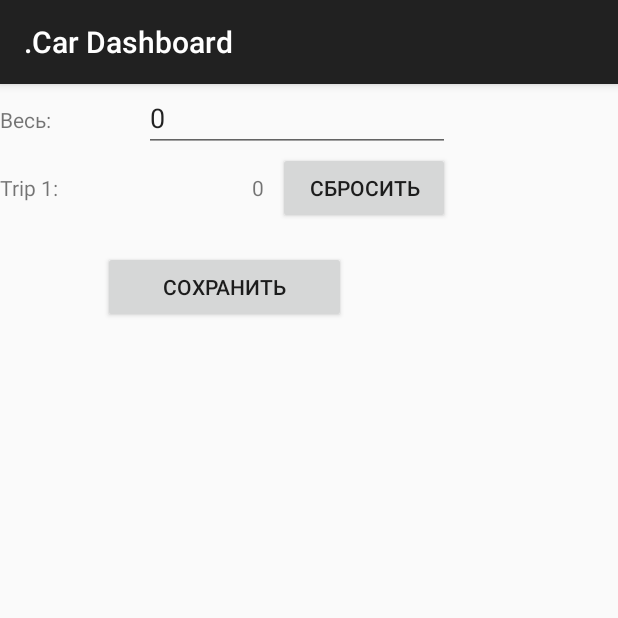
After one commit to max314/CarDashboard, an Android app: the fragment TripSetupDialog shown on its own in the app's theme, on a phone screen of 412 x 824 dp, the top half of it. The commit adds this screen. Run offline under Robolectric (Android 15) with nearby library versions, the phone set to English and light mode, and no system bars; our stand-ins replace ButterKnife; 1 statement that could not run was skipped.

Commit message:
Настройки одометров

```diff
--- a/app/src/main/AndroidManifest.xml
+++ b/app/src/main/AndroidManifest.xml
@@ -50,9 +50,7 @@
             <intent-filter>
                 <action android:name="android.intent.action.ACTION_SHUTDOWN" />
             </intent-filter>
-
         </receiver>
-
 
         <activity
             android:name=".FullscreenActivity"
@@ -72,7 +70,6 @@
             android:name=".MapsActivity"
             android:label="@string/title_activity_maps" >
         </activity>
-
     </application>
 
 </manifest>
--- a/app/src/main/java/ru/max314/cardashboard/model/AppicationModel.java
+++ b/app/src/main/java/ru/max314/cardashboard/model/AppicationModel.java
@@ -54,14 +54,14 @@ public class AppicationModel implements Runnable{
             modelData.setCurrentDate(new Date());
         }
         // Раз в три минуты сбрасываем лог местоположения
-        new TimerUI(1000*60*3,new Runnable() {
+        new TimerUI("Раз в три минуты сбрасываем лог местоположения",1000*60*3,new Runnable() {
             @Override
             public void run() {
                     saveAll();
                 }
         })
         .start();
-        timerUI = new TimerUI(1000*30,this);
+        timerUI = new TimerUI("каждые пол минуты проверяем смену даты",1000*30,this);
         timerUI.start();
 
     }
@@ -75,6 +75,7 @@ public class AppicationModel implements Runnable{
 
     @Override
     public void run() {
+        Log.d("каждые пол минуты проверяем смену даты выполнение");
         // каждые пол минуты
         // проверяем смену даты
         SimpleDateFormat sdf = new SimpleDateFormat("dd/mm/yyyy");
--- a/app/src/main/java/ru/max314/cardashboard/model/TripSumator.java
+++ b/app/src/main/java/ru/max314/cardashboard/model/TripSumator.java
@@ -27,8 +27,8 @@ public class TripSumator {
             lastKnowLocation=location;
             return;
         }
-        if (LocationUtils.isSpeedZerro(location) || (LocationUtils.isEq(location,lastKnowLocation))){
-        //if ((LocationUtils.isEq(location,lastKnowLocation))){
+//        if (LocationUtils.isSpeedZerro(location) || (LocationUtils.isEq(location,lastKnowLocation))){
+        if ((LocationUtils.isEq(location,lastKnowLocation))){
             return;
         }
         double delta = lastKnowLocation.distanceTo(location);
--- /dev/null
+++ b/app/src/main/java/ru/max314/cardashboard/view/TripSetupDialog.java
@@ -0,0 +1,73 @@
+package ru.max314.cardashboard.view;
+
+
+import android.app.DialogFragment;
+import android.os.Bundle;
+import android.view.LayoutInflater;
+import android.view.View;
+import android.view.ViewGroup;
+import android.widget.EditText;
+import android.widget.TextView;
+
+import java.text.NumberFormat;
+
+import butterknife.ButterKnife;
+import butterknife.InjectView;
+import butterknife.OnClick;
+import ru.max314.cardashboard.R;
+import ru.max314.cardashboard.model.AppicationModel;
+import ru.max314.cardashboard.model.ApplicationModelFactory;
+
+/**
+ * A fragment with a Google +1 button.
+ */
+public class TripSetupDialog extends DialogFragment {
+
+    private AppicationModel model;
+    @InjectView(R.id.frTripSetupAll)
+    EditText frTripSetupAll;
+    @InjectView(R.id.frTripSetupTrip1)
+    TextView frTripSetupTrip1;
+
+
+    public TripSetupDialog() {
+    }
+
+
+    @Override
+    public View onCreateView(LayoutInflater inflater, ViewGroup container,
+                             Bundle savedInstanceState) {
+        model = ApplicationModelFactory.getModel();
+        // Inflate the layout for this fragment
+        getDialog().setTitle("Пробег");
+        View view = inflater.inflate(R.layout.fragment_trip_setup, container, false);
+
+        ButterKnife.inject(this, view);
+        loadData();
+        return view;
+    }
+
+    @OnClick(R.id.frTripSetupSave)
+    public void saveClick(View view) {
+        saveData();
+        dismiss();
+    }
+
+    private void saveData() {
+        Double buff;
+        buff = Double.parseDouble(frTripSetupAll.getText().toString())*1000;
+        model.getModelData().getTripAllSumator().setStartOffset(buff);
+        buff = Double.parseDouble(frTripSetupTrip1.getText().toString())*1000;
+        model.getModelData().getTripOneSumator().setStartOffset(buff);
+    }
+
+    @OnClick(R.id.frTripSetupResetOwn)
+    public void resetOwnClick(View view) {
+        frTripSetupTrip1.setText("0");
+    }
+
+    private void loadData(){
+        frTripSetupAll.setText(model.getModelData().getTripAllSumator().getTripKM());
+        frTripSetupTrip1.setText(model.getModelData().getTripOneSumator().getTripKM());
+    }
+}
--- /dev/null
+++ b/app/src/main/res/layout/fragment_trip_setup.xml
@@ -0,0 +1,66 @@
+<LinearLayout xmlns:android="http://schemas.android.com/apk/res/android"
+    xmlns:tools="http://schemas.android.com/tools"
+    android:layout_width="300dp"
+    android:layout_height="wrap_content"
+    android:orientation="vertical"
+    tools:context=".TripSetup">
+
+    <LinearLayout
+        android:layout_width="match_parent"
+        android:layout_height="wrap_content">
+
+        <TextView
+            android:layout_width="wrap_content"
+            android:layout_height="wrap_content"
+            android:ems="6"
+            android:text="Весь:" />
+
+        <EditText
+            android:id="@+id/frTripSetupAll"
+            android:layout_width="match_parent"
+            android:layout_height="wrap_content"
+            android:inputType="number" />
+    </LinearLayout>
+    <LinearLayout
+        android:layout_width="match_parent"
+        android:layout_height="wrap_content">
+
+        <TextView
+            android:layout_width="wrap_content"
+            android:layout_height="wrap_content"
+            android:ems="6"
+            android:text="Trip 1:" />
+        <TextView
+            android:id="@+id/frTripSetupTrip1"
+            android:layout_width="wrap_content"
+            android:layout_height="wrap_content"
+            android:ems="5"
+            android:text="00000"
+            android:gravity="right"/>
+        <Button
+            android:id="@+id/frTripSetupResetOwn"
+            android:layout_width="match_parent"
+            android:layout_height="wrap_content"
+            android:text="Сбросить"
+            android:layout_marginLeft="14px"
+            />
+
+    </LinearLayout>
+    <View
+        android:layout_width="fill_parent"
+        android:layout_height="2dp"
+        android:layout_marginTop="16dp"
+
+        />
+
+    <Button
+        android:id="@+id/frTripSetupSave"
+        android:layout_width="wrap_content"
+        android:layout_height="wrap_content"
+        android:text="Сохранить"
+        android:layout_gravity="center"
+        android:paddingLeft="40dp"
+        android:paddingRight="40dp"
+        />
+
+</LinearLayout>
```
Also changed, not shown: app/src/main/java/ru/max314/cardashboard/FullscreenActivity.java (+26 -2 lines), app/src/main/java/ru/max314/cardashboard/MainActivity.java (+20 -20 lines), app/src/main/java/ru/max314/util/TimerUI.java (+21 -3 lines), app/src/main/res/menu/menu_main.xml (+7 -2 lines).
